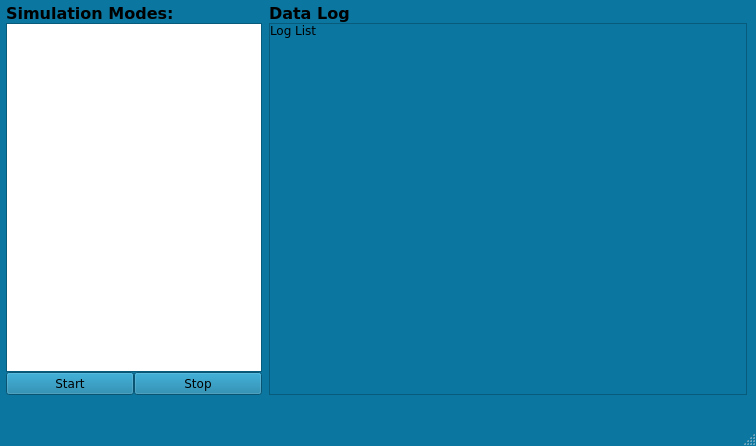
Old version of the form gui/resources/mainwindow.ui in the repository ashrec04/nmea_sim.
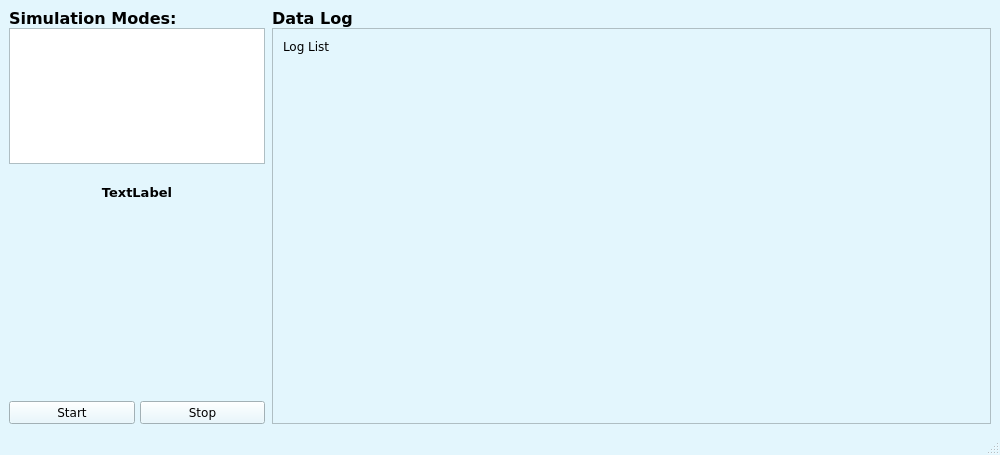
New version of the form.

Commit message: gui updated to use ui folder and error message label added

```diff
--- a/gui/resources/mainwindow.ui
+++ b/gui/resources/mainwindow.ui
@@ -6,8 +6,8 @@
    <rect>
     <x>0</x>
     <y>0</y>
-    <width>756</width>
-    <height>446</height>
+    <width>1000</width>
+    <height>455</height>
    </rect>
   </property>
   <property name="palette">
@@ -25,45 +25,45 @@
      <colorrole role="Button">
       <brush brushstyle="SolidPattern">
        <color alpha="255">
-        <red>11</red>
-        <green>118</green>
-        <blue>160</blue>
+        <red>227</red>
+        <green>246</green>
+        <blue>253</blue>
        </color>
       </brush>
      </colorrole>
      <colorrole role="Light">
       <brush brushstyle="SolidPattern">
        <color alpha="255">
-        <red>17</red>
-        <green>177</green>
-        <blue>240</blue>
+        <red>255</red>
+        <green>255</green>
+        <blue>255</blue>
        </color>
       </brush>
      </colorrole>
      <colorrole role="Midlight">
       <brush brushstyle="SolidPattern">
        <color alpha="255">
-        <red>14</red>
-        <green>147</green>
-        <blue>200</blue>
+        <red>241</red>
+        <green>250</green>
+        <blue>254</blue>
        </color>
       </brush>
      </colorrole>
      <colorrole role="Dark">
       <brush brushstyle="SolidPattern">
        <color alpha="255">
-        <red>6</red>
-        <green>59</green>
-        <blue>80</blue>
+        <red>113</red>
+        <green>123</green>
+        <blue>126</blue>
        </color>
       </brush>
      </colorrole>
      <colorrole role="Mid">
       <brush brushstyle="SolidPattern">
        <color alpha="255">
-        <red>7</red>
-        <green>79</green>
-        <blue>107</blue>
+        <red>151</red>
+        <green>164</green>
+        <blue>169</blue>
        </color>
       </brush>
      </colorrole>
@@ -106,9 +106,9 @@
      <colorrole role="Window">
       <brush brushstyle="SolidPattern">
        <color alpha="255">
-        <red>11</red>
-        <green>118</green>
-        <blue>160</blue>
+        <red>227</red>
+        <green>246</green>
+        <blue>253</blue>
        </color>
       </brush>
      </colorrole>
@@ -124,9 +124,9 @@
      <colorrole role="AlternateBase">
       <brush brushstyle="SolidPattern">
        <color alpha="255">
-        <red>133</red>
-        <green>186</green>
-        <blue>207</blue>
+        <red>241</red>
+        <green>250</green>
+        <blue>254</blue>
        </color>
       </brush>
      </colorrole>
@@ -180,45 +180,45 @@
      <colorrole role="Button">
       <brush brushstyle="SolidPattern">
        <color alpha="255">
-        <red>11</red>
-        <green>118</green>
-        <blue>160</blue>
+        <red>227</red>
+        <green>246</green>
+        <blue>253</blue>
        </color>
       </brush>
      </colorrole>
      <colorrole role="Light">
       <brush brushstyle="SolidPattern">
        <color alpha="255">
-        <red>17</red>
-        <green>177</green>
-        <blue>240</blue>
+        <red>255</red>
+        <green>255</green>
+        <blue>255</blue>
        </color>
       </brush>
      </colorrole>
      <colorrole role="Midlight">
       <brush brushstyle="SolidPattern">
        <color alpha="255">
-        <red>14</red>
-        <green>147</green>
-        <blue>200</blue>
+        <red>241</red>
+        <green>250</green>
+        <blue>254</blue>
        </color>
       </brush>
      </colorrole>
      <colorrole role="Dark">
       <brush brushstyle="SolidPattern">
        <color alpha="255">
-        <red>6</red>
-        <green>59</green>
-        <blue>80</blue>
+        <red>113</red>
+        <green>123</green>
+        <blue>126</blue>
        </color>
       </brush>
      </colorrole>
      <colorrole role="Mid">
       <brush brushstyle="SolidPattern">
        <color alpha="255">
-        <red>7</red>
-        <green>79</green>
-        <blue>107</blue>
+        <red>151</red>
+        <green>164</green>
+        <blue>169</blue>
        </color>
       </brush>
      </colorrole>
@@ -261,9 +261,9 @@
      <colorrole role="Window">
       <brush brushstyle="SolidPattern">
        <color alpha="255">
-        <red>11</red>
-        <green>118</green>
-        <blue>160</blue>
+        <red>227</red>
+        <green>246</green>
+        <blue>253</blue>
        </color>
       </brush>
      </colorrole>
@@ -279,9 +279,9 @@
      <colorrole role="AlternateBase">
       <brush brushstyle="SolidPattern">
        <color alpha="255">
-        <red>133</red>
-        <green>186</green>
-        <blue>207</blue>
+        <red>241</red>
+        <green>250</green>
+        <blue>254</blue>
        </color>
       </brush>
      </colorrole>
@@ -326,63 +326,63 @@
      <colorrole role="WindowText">
       <brush brushstyle="SolidPattern">
        <color alpha="255">
-        <red>6</red>
-        <green>59</green>
-        <blue>80</blue>
+        <red>113</red>
+        <green>123</green>
+        <blue>126</blue>
        </color>
       </brush>
      </colorrole>
      <colorrole role="Button">
       <brush brushstyle="SolidPattern">
        <color alpha="255">
-        <red>11</red>
-        <green>118</green>
-        <blue>160</blue>
+        <red>227</red>
+        <green>246</green>
+        <blue>253</blue>
        </color>
       </brush>
      </colorrole>
      <colorrole role="Light">
       <brush brushstyle="SolidPattern">
        <color alpha="255">
-        <red>17</red>
-        <green>177</green>
-        <blue>240</blue>
+        <red>255</red>
+        <green>255</green>
+        <blue>255</blue>
        </color>
       </brush>
      </colorrole>
      <colorrole role="Midlight">
       <brush brushstyle="SolidPattern">
        <color alpha="255">
-        <red>14</red>
-        <green>147</green>
-        <blue>200</blue>
+        <red>241</red>
+        <green>250</green>
+        <blue>254</blue>
        </color>
       </brush>
      </colorrole>
      <colorrole role="Dark">
       <brush brushstyle="SolidPattern">
        <color alpha="255">
-        <red>6</red>
-        <green>59</green>
-        <blue>80</blue>
+        <red>113</red>
+        <green>123</green>
+        <blue>126</blue>
        </color>
       </brush>
      </colorrole>
      <colorrole role="Mid">
       <brush brushstyle="SolidPattern">
        <color alpha="255">
-        <red>7</red>
-        <green>79</green>
-        <blue>107</blue>
+        <red>151</red>
+        <green>164</green>
+        <blue>169</blue>
        </color>
       </brush>
      </colorrole>
      <colorrole role="Text">
       <brush brushstyle="SolidPattern">
        <color alpha="255">
-        <red>6</red>
-        <green>59</green>
-        <blue>80</blue>
+        <red>113</red>
+        <green>123</green>
+        <blue>126</blue>
        </color>
       </brush>
      </colorrole>
@@ -398,27 +398,27 @@
      <colorrole role="ButtonText">
       <brush brushstyle="SolidPattern">
        <color alpha="255">
-        <red>6</red>
-        <green>59</green>
-        <blue>80</blue>
+        <red>113</red>
+        <green>123</green>
+        <blue>126</blue>
        </color>
       </brush>
      </colorrole>
      <colorrole role="Base">
       <brush brushstyle="SolidPattern">
        <color alpha="255">
-        <red>11</red>
-        <green>118</green>
-        <blue>160</blue>
+        <red>227</red>
+        <green>246</green>
+        <blue>253</blue>
        </color>
       </brush>
      </colorrole>
      <colorrole role="Window">
       <brush brushstyle="SolidPattern">
        <color alpha="255">
-        <red>11</red>
-        <green>118</green>
-        <blue>160</blue>
+        <red>227</red>
+        <green>246</green>
+        <blue>253</blue>
        </color>
       </brush>
      </colorrole>
@@ -434,9 +434,9 @@
      <colorrole role="AlternateBase">
       <brush brushstyle="SolidPattern">
        <color alpha="255">
-        <red>11</red>
-        <green>118</green>
-        <blue>160</blue>
+        <red>227</red>
+        <green>246</green>
+        <blue>253</blue>
        </color>
       </brush>
      </colorrole>
@@ -461,18 +461,18 @@
      <colorrole role="PlaceholderText">
       <brush brushstyle="SolidPattern">
        <color alpha="127">
-        <red>6</red>
-        <green>59</green>
-        <blue>80</blue>
+        <red>113</red>
+        <green>123</green>
+        <blue>126</blue>
        </color>
       </brush>
      </colorrole>
      <colorrole role="Accent">
       <brush brushstyle="SolidPattern">
        <color alpha="255">
-        <red>14</red>
-        <green>153</green>
-        <blue>208</blue>
+        <red>255</red>
+        <green>255</green>
+        <blue>255</blue>
        </color>
       </brush>
      </colorrole>
@@ -486,15 +486,8 @@
    <bool>false</bool>
   </property>
   <widget class="QWidget" name="centralwidget">
-   <widget class="QWidget" name="gridLayoutWidget">
-    <property name="geometry">
-     <rect>
-      <x>6</x>
-      <y>4</y>
-      <width>741</width>
-      <height>391</height>
-     </rect>
-    </property>
+   <layout class="QHBoxLayout" name="horizontalLayout">
+    <item>
     <layout class="QGridLayout" name="gridLayout" columnstretch="0,2">
      <property name="leftMargin">
       <number>0</number>
@@ -524,6 +517,11 @@
        </item>
        <item>
         <widget class="QScrollArea" name="scrollArea">
+          <property name="font">
+           <font>
+            <family>Verdana</family>
+           </font>
+          </property>
          <property name="horizontalScrollBarPolicy">
           <enum>Qt::ScrollBarPolicy::ScrollBarAlwaysOff</enum>
          </property>
@@ -535,22 +533,19 @@
            <rect>
             <x>0</x>
             <y>0</y>
-            <width>470</width>
-            <height>354</height>
-           </rect>
-          </property>
-          <widget class="QWidget" name="verticalLayoutWidget">
-           <property name="geometry">
-            <rect>
-             <x>0</x>
-             <y>-1</y>
-             <width>471</width>
-             <height>351</height>
-            </rect>
-           </property>
-           <layout class="QVBoxLayout" name="verticalLayout_3">
-            <item>
+             <width>707</width>
+             <height>346</height>
+            </rect>
+           </property>
              <widget class="QLabel" name="logLabel">
+            <property name="geometry">
+             <rect>
+              <x>10</x>
+              <y>10</y>
+              <width>469</width>
+              <height>349</height>
+             </rect>
+            </property>
               <property name="font">
                <font>
                 <family>Verdana</family>
@@ -563,9 +558,6 @@
                <set>Qt::AlignmentFlag::AlignLeading|Qt::AlignmentFlag::AlignLeft|Qt::AlignmentFlag::AlignTop</set>
               </property>
              </widget>
-            </item>
-           </layout>
-          </widget>
          </widget>
         </widget>
        </item>
@@ -602,7 +594,53 @@
         </widget>
        </item>
        <item>
-        <layout class="QHBoxLayout" name="horizontalLayout_2">
+         <spacer name="horizontalSpacer_2">
+          <property name="orientation">
+           <enum>Qt::Orientation::Horizontal</enum>
+          </property>
+          <property name="sizeHint" stdset="0">
+           <size>
+            <width>40</width>
+            <height>20</height>
+           </size>
+          </property>
+         </spacer>
+        </item>
+        <item>
+         <widget class="QLabel" name="errorLabel">
+          <property name="font">
+           <font>
+            <family>Verdana</family>
+            <pointsize>10</pointsize>
+            <bold>true</bold>
+           </font>
+          </property>
+          <property name="layoutDirection">
+           <enum>Qt::LayoutDirection::LeftToRight</enum>
+          </property>
+          <property name="text">
+           <string>TextLabel</string>
+          </property>
+          <property name="alignment">
+           <set>Qt::AlignmentFlag::AlignCenter</set>
+          </property>
+         </widget>
+        </item>
+        <item>
+         <spacer name="horizontalSpacer">
+          <property name="orientation">
+           <enum>Qt::Orientation::Horizontal</enum>
+          </property>
+          <property name="sizeHint" stdset="0">
+           <size>
+            <width>40</width>
+            <height>200</height>
+           </size>
+          </property>
+         </spacer>
+        </item>
+        <item>
+         <layout class="QHBoxLayout" name="horizontalLayout_2" stretch="2,0,2">
          <item>
           <widget class="QPushButton" name="startButton">
            <property name="font">
@@ -615,6 +653,19 @@
            </property>
           </widget>
          </item>
+          <item>
+           <spacer name="verticalSpacer">
+            <property name="orientation">
+             <enum>Qt::Orientation::Vertical</enum>
+            </property>
+            <property name="sizeHint" stdset="0">
+             <size>
+              <width>5</width>
+              <height>10</height>
+             </size>
+            </property>
+           </spacer>
+          </item>
          <item>
           <widget class="QPushButton" name="stopButton">
            <property name="font">
@@ -632,7 +683,8 @@
       </layout>
      </item>
     </layout>
-   </widget>
+    </item>
+   </layout>
   </widget>
   <widget class="QMenuBar" name="menubar">
    <property name="geometry">
```
Left out of the diff: 4 changed lines with no effect on the pictures. Lines whose indentation alone changed are shown as unchanged. The commit also changes 2 other files.
